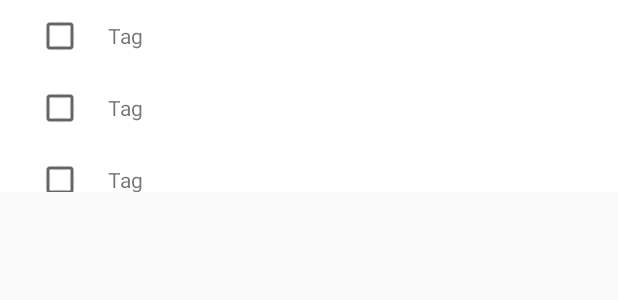
After one commit to K0bin/Notes, an Android app: the layout fragment_drawer.xml on its own in the app's theme, with its tools: preview values and no code run, on a phone screen of 412 x 824 dp. The commit adds this screen. Shown: the top 300 px of the screen. Run offline under Robolectric (Android 15) with nearby library versions, the phone set to English and light mode, and no system bars.

Commit message:
Implement bottom drawer to filter tags (WIP)

```diff
--- a/app/src/main/java/k0bin/notes/model/TagsDao.java
+++ b/app/src/main/java/k0bin/notes/model/TagsDao.java
@@ -23,7 +23,7 @@ public interface TagsDao {
     @Delete()
     void delete(Tag note);
 
-    @Query("SELECT * FROM tags t LEFT JOIN noteTags nt ON nt.tagName = t.name WHERE nt.tagName IS NULL")
+    @Query("SELECT t.* FROM tags t LEFT JOIN noteTags nt ON nt.tagName = t.name WHERE nt.tagName IS NULL")
     List<Tag> getUnusedTags();
 
     @Query("DELETE FROM noteTags WHERE noteId=:noteId")
--- a/app/src/main/java/k0bin/notes/ui/viewHolder/NoteViewHolder.java
+++ b/app/src/main/java/k0bin/notes/ui/viewHolder/NoteViewHolder.java
@@ -27,7 +27,7 @@ public class NoteViewHolder extends RecyclerView.ViewHolder {
         });
     }
 
-    public void bind(Note note) {
+    public void bind(@NonNull Note note) {
         this.noteId = note.getId();
 
         if (note.getTitle().length() == 0) {
--- /dev/null
+++ b/app/src/main/res/drawable/ic_menu_white_24dp.xml
@@ -0,0 +1,5 @@
+<vector android:height="24dp" android:tint="#FFFFFF"
+    android:viewportHeight="24.0" android:viewportWidth="24.0"
+    android:width="24dp" xmlns:android="http://schemas.android.com/apk/res/android">
+    <path android:fillColor="#FF000000" android:pathData="M3,18h18v-2L3,16v2zM3,13h18v-2L3,11v2zM3,6v2h18L21,6L3,6z"/>
+</vector>
--- /dev/null
+++ b/app/src/main/res/layout/fragment_drawer.xml
@@ -0,0 +1,19 @@
+<?xml version="1.0" encoding="utf-8"?>
+<FrameLayout
+    xmlns:android="http://schemas.android.com/apk/res/android"
+    android:layout_width="match_parent"
+    android:layout_height="128dp"
+    xmlns:app="http://schemas.android.com/apk/res-auto"
+    xmlns:tools="http://schemas.android.com/tools"
+    android:background="@android:color/white">
+
+    <android.support.v7.widget.RecyclerView
+        android:layout_width="match_parent"
+        android:layout_height="match_parent"
+        tools:listitem="@layout/view_drawer_tag"
+        tools:itemCount="11"
+        android:id="@+id/drawerRecycler"
+        app:layoutManager="android.support.v7.widget.LinearLayoutManager"
+        android:orientation="vertical"/>
+
+</FrameLayout>
--- a/app/src/main/res/layout/fragment_notes.xml
+++ b/app/src/main/res/layout/fragment_notes.xml
@@ -35,10 +35,11 @@
         android:layout_width="match_parent"
         android:layout_height="48dp"
         android:layout_gravity="bottom"
-        android:id="@+id/bar"
+        android:id="@+id/bottomBar"
         app:fabAttached="true"
         app:backgroundTint="?attr/colorPrimary"
         android:elevation="4dp"
+        app:navigationIcon="@drawable/ic_menu_white_24dp"
         />
 
     <android.support.design.widget.FloatingActionButton
@@ -46,7 +47,7 @@
         android:layout_height="wrap_content"
         android:id="@+id/fab"
         android:src="@drawable/ic_add_black_24dp"
-        app:layout_anchor="@id/bar"/>
+        app:layout_anchor="@id/bottomBar"/>
 
     <android.support.v7.widget.RecyclerView
         android:layout_width="match_parent"
--- /dev/null
+++ b/app/src/main/res/layout/view_drawer_tag.xml
@@ -0,0 +1,37 @@
+<?xml version="1.0" encoding="utf-8"?>
+<android.support.constraint.ConstraintLayout
+    xmlns:android="http://schemas.android.com/apk/res/android"
+    android:layout_width="match_parent"
+    android:layout_height="wrap_content"
+    xmlns:app="http://schemas.android.com/apk/res-auto"
+    xmlns:tools="http://schemas.android.com/tools">
+
+    <CheckBox
+        android:layout_width="wrap_content"
+        android:layout_height="wrap_content"
+        app:layout_constraintStart_toStartOf="parent"
+        app:layout_constraintTop_toTopOf="parent"
+        app:layout_constraintBottom_toBottomOf="parent"
+        app:layout_constraintEnd_toStartOf="@id/tagName"
+        android:layout_marginStart="8dp"
+        android:layout_marginTop="8dp"
+        android:layout_marginBottom="8dp"
+        android:id="@+id/tagCheckbox"/>
+
+    <TextView
+        android:layout_width="0dp"
+        android:layout_height="0dp"
+        android:id="@+id/tagName"
+        app:layout_constraintStart_toStartOf="parent"
+        app:layout_constraintEnd_toEndOf="parent"
+        app:layout_constraintTop_toTopOf="parent"
+        app:layout_constraintBottom_toBottomOf="parent"
+        android:layout_marginStart="72dp"
+        android:layout_marginEnd="8dp"
+        android:layout_marginTop="8dp"
+        android:layout_marginBottom="8dp"
+        android:gravity="center_vertical"
+        tools:text="@string/note_tag"
+        />
+
+</android.support.constraint.ConstraintLayout>
```
Also changed, not shown: app/src/main/java/k0bin/notes/model/FilterTag.java (added, +47 -0 lines), app/src/main/java/k0bin/notes/ui/adapter/DrawerAdapter.java (added, +50 -0 lines), app/src/main/java/k0bin/notes/ui/fragment/DrawerDialogFragment.java (added, +54 -0 lines), app/src/main/java/k0bin/notes/ui/fragment/NotesFragment.java (+19 -3 lines), app/src/main/java/k0bin/notes/ui/viewHolder/DrawerViewHolder.java (added, +41 -0 lines), app/src/main/java/k0bin/notes/viewModel/NotesViewModel.java (+25 -5 lines).
